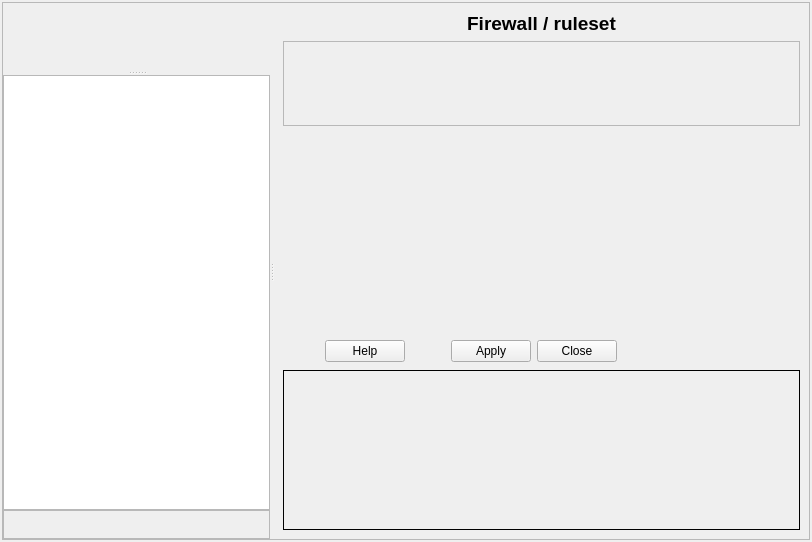
This is src/gui/projectpanel_q.ui in fwbuilder/fwbuilder as Qt 5 draws it before an edit. The edited form follows.
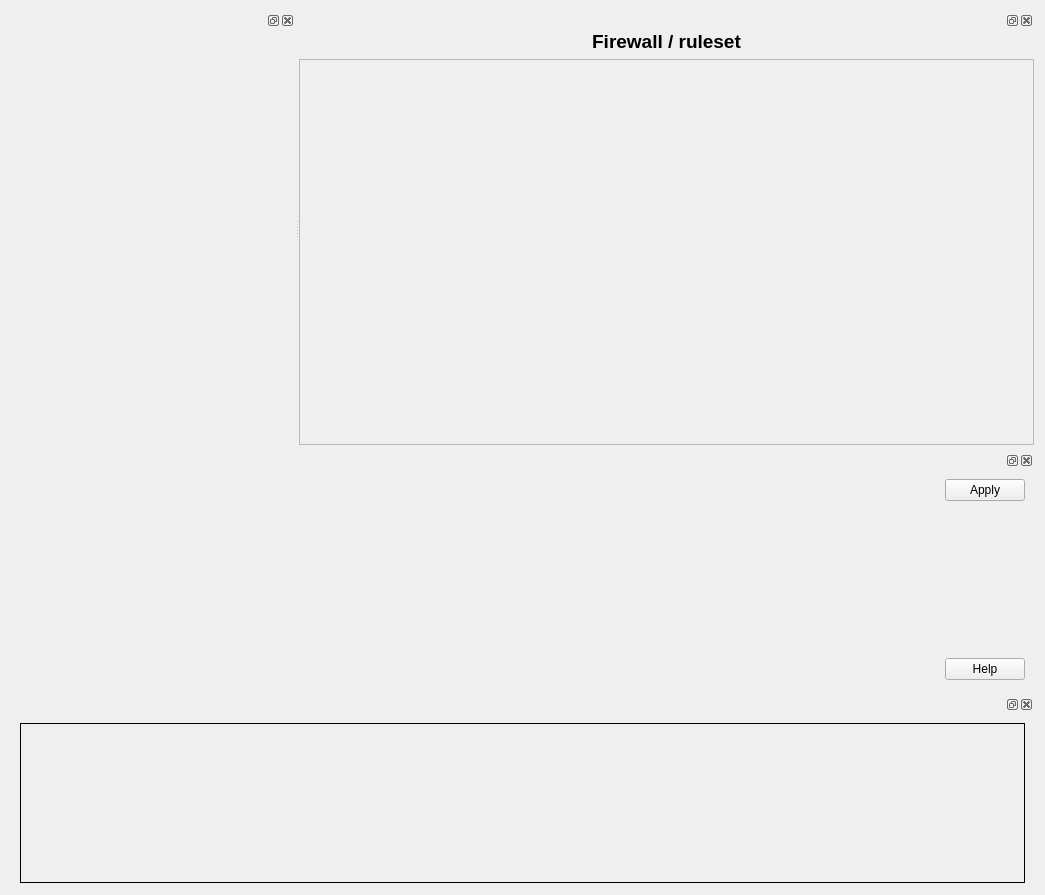
This is the edited form. The open tabs and pages were chosen to show the change. Icons and pictures are not drawn. Custom widgets are drawn as their Qt base class.

Commit message: refs #489  Main window layout redesign using docked widgets; Info panel has been deprecated by this change

Diff of the .ui file:
```diff
--- a/src/gui/projectpanel_q.ui
+++ b/src/gui/projectpanel_q.ui
@@ -1,12 +1,12 @@
 <ui version="4.0" >
  <class>ProjectPanel_q</class>
- <widget class="QWidget" name="ProjectPanel_q" >
-  <property name="geometry" >
+ <widget class="QWidget" name="ProjectPanel_q">
+  <property name="geometry">
    <rect>
     <x>0</x>
     <y>0</y>
-    <width>812</width>
-    <height>542</height>
+    <width>1045</width>
+    <height>895</height>
    </rect>
   </property>
   <property name="windowTitle" >
@@ -16,199 +16,54 @@
    <iconset resource="MainRes.qrc" >
     <normaloff>:/Images/fwbuilder3.png</normaloff>:/Images/fwbuilder3.png</iconset>
   </property>
-  <layout class="QGridLayout" >
-   <property name="margin" >
-    <number>2</number>
-   </property>
-   <property name="spacing" >
-    <number>2</number>
-   </property>
-   <item row="0" column="0" >
-    <widget class="QFrame" name="frame1" >
-     <property name="sizePolicy" >
-      <sizepolicy vsizetype="Preferred" hsizetype="Preferred" >
-       <horstretch>0</horstretch>
-       <verstretch>0</verstretch>
-      </sizepolicy>
-     </property>
-     <property name="frameShape" >
-      <enum>QFrame::StyledPanel</enum>
-     </property>
-     <property name="frameShadow" >
-      <enum>QFrame::Sunken</enum>
-     </property>
-     <layout class="QVBoxLayout" >
-      <property name="spacing" >
-       <number>0</number>
-      </property>
-      <property name="margin" >
-       <number>0</number>
-      </property>
-      <item>
-       <widget class="QSplitter" name="mainSplitter" >
-        <property name="sizePolicy" >
-         <sizepolicy vsizetype="Preferred" hsizetype="Preferred" >
-          <horstretch>0</horstretch>
-          <verstretch>0</verstretch>
-         </sizepolicy>
-        </property>
-        <property name="minimumSize" >
-         <size>
-          <width>100</width>
-          <height>16</height>
-         </size>
-        </property>
-        <property name="frameShadow" >
-         <enum>QFrame::Plain</enum>
-        </property>
-        <property name="lineWidth" >
-         <number>0</number>
-        </property>
-        <property name="orientation" >
+  <layout class="QGridLayout" name="gridLayout_7">
+   <item row="0" column="0">
+    <widget class="QSplitter" name="topSplitter">
+     <property name="orientation">
          <enum>Qt::Horizontal</enum>
         </property>
-        <property name="childrenCollapsible" >
-         <bool>true</bool>
-        </property>
-        <widget class="QFrame" name="frame16" >
-         <property name="sizePolicy" >
-          <sizepolicy vsizetype="Preferred" hsizetype="Fixed" >
-           <horstretch>0</horstretch>
-           <verstretch>0</verstretch>
-          </sizepolicy>
-         </property>
-         <property name="minimumSize" >
+     <widget class="QFrame" name="frame">
+      <property name="minimumSize">
           <size>
-           <width>0</width>
-           <height>50</height>
-          </size>
-         </property>
-         <property name="frameShape" >
+        <width>20</width>
+        <height>0</height>
+       </size>
+      </property>
+      <property name="frameShape">
           <enum>QFrame::NoFrame</enum>
          </property>
-         <property name="frameShadow" >
-          <enum>QFrame::Plain</enum>
-         </property>
-         <layout class="QGridLayout" >
-          <property name="margin" >
-           <number>0</number>
-          </property>
-          <property name="spacing" >
-           <number>0</number>
-          </property>
-          <item row="1" column="0" >
-           <widget class="QFrame" name="frame21" >
-            <property name="sizePolicy" >
-             <sizepolicy vsizetype="Preferred" hsizetype="Minimum" >
-              <horstretch>0</horstretch>
-              <verstretch>0</verstretch>
-             </sizepolicy>
-            </property>
-            <property name="frameShape" >
-             <enum>QFrame::StyledPanel</enum>
-            </property>
-            <property name="frameShadow" >
+      <property name="frameShadow">
              <enum>QFrame::Raised</enum>
             </property>
-            <layout class="QGridLayout" >
-             <property name="margin" >
-              <number>2</number>
-             </property>
-             <property name="spacing" >
+      <layout class="QGridLayout" name="gridLayout_5">
+       <property name="margin">
               <number>0</number>
              </property>
-             <item row="0" column="1" >
-              <widget class="QToolButton" name="infoStyleButton" >
-               <property name="sizePolicy" >
-                <sizepolicy vsizetype="Fixed" hsizetype="Fixed" >
-                 <horstretch>0</horstretch>
-                 <verstretch>0</verstretch>
-                </sizepolicy>
-               </property>
-               <property name="toolTip" >
-                <string>Click here to change amount of information shown about object selected in the tree</string>
-               </property>
-               <property name="text" >
-                <string/>
-               </property>
-               <property name="icon" >
-                <iconset resource="MainRes.qrc" >
-                 <normaloff>:/Icons/info_25.png</normaloff>:/Icons/info_25.png</iconset>
-               </property>
-               <property name="autoRaise" >
-                <bool>true</bool>
-               </property>
-              </widget>
-             </item>
-             <item row="0" column="0" >
-              <spacer>
-               <property name="orientation" >
-                <enum>Qt::Horizontal</enum>
-               </property>
-               <property name="sizeType" >
-                <enum>QSizePolicy::Fixed</enum>
-               </property>
-               <property name="sizeHint" stdset="0" >
-                <size>
-                 <width>8</width>
-                 <height>20</height>
-                </size>
-               </property>
-              </spacer>
-             </item>
-             <item row="0" column="2" >
-              <spacer>
-               <property name="orientation" >
-                <enum>Qt::Horizontal</enum>
-               </property>
-               <property name="sizeType" >
-                <enum>QSizePolicy::Expanding</enum>
-               </property>
-               <property name="sizeHint" stdset="0" >
-                <size>
-                 <width>40</width>
-                 <height>20</height>
-                </size>
-               </property>
-              </spacer>
-             </item>
-            </layout>
-           </widget>
-          </item>
-          <item row="0" column="0" >
-           <widget class="QSplitter" name="objInfoSplitter" >
-            <property name="sizePolicy" >
-             <sizepolicy vsizetype="Expanding" hsizetype="Minimum" >
+       <item row="0" column="0">
+        <widget class="QDockWidget" name="treeDockWidget">
+         <property name="floating">
+          <bool>false</bool>
+         </property>
+         <property name="features">
+          <set>QDockWidget::AllDockWidgetFeatures</set>
+         </property>
+         <property name="allowedAreas">
+          <set>Qt::AllDockWidgetAreas</set>
+         </property>
+         <widget class="QWidget" name="dockWidgetContents">
+          <layout class="QGridLayout" name="gridLayout_4">
+           <property name="margin">
+            <number>0</number>
+           </property>
+           <item row="0" column="0">
+            <widget class="ObjectManipulator" name="om" native="true">
+             <property name="sizePolicy">
+              <sizepolicy hsizetype="Expanding" vsizetype="Expanding">
               <horstretch>0</horstretch>
               <verstretch>0</verstretch>
              </sizepolicy>
             </property>
-            <property name="minimumSize" >
-             <size>
-              <width>1</width>
-              <height>10</height>
-             </size>
-            </property>
-            <property name="maximumSize" >
-             <size>
-              <width>16777215</width>
-              <height>16777215</height>
-             </size>
-            </property>
-            <property name="orientation" >
-             <enum>Qt::Vertical</enum>
-            </property>
-            <property name="childrenCollapsible" >
-             <bool>true</bool>
-            </property>
-            <widget class="ObjectManipulator" native="1" name="om" >
-             <property name="sizePolicy" >
-              <sizepolicy vsizetype="Expanding" hsizetype="Expanding" >
-               <horstretch>0</horstretch>
-               <verstretch>0</verstretch>
-              </sizepolicy>
-             </property>
-             <property name="minimumSize" >
+             <property name="minimumSize">
               <size>
                <width>10</width>
                <height>20</height>
@@ -221,44 +76,55 @@
               </size>
              </property>
             </widget>
-            <widget class="QTextEdit" name="oi" >
-             <property name="minimumSize" >
+           </item>
+          </layout>
+         </widget>
+        </widget>
+       </item>
+      </layout>
+     </widget>
+     <widget class="QFrame" name="frame_2">
+      <property name="minimumSize">
               <size>
-               <width>0</width>
+        <width>20</width>
                <height>0</height>
               </size>
              </property>
-             <property name="readOnly" >
-              <bool>true</bool>
-             </property>
-            </widget>
-           </widget>
-          </item>
-         </layout>
-        </widget>
-        <widget class="QFrame" name="rightFrame" >
-         <property name="sizePolicy" >
-          <sizepolicy vsizetype="Preferred" hsizetype="Expanding" >
+      <property name="frameShape">
+       <enum>QFrame::NoFrame</enum>
+      </property>
+      <property name="frameShadow">
+       <enum>QFrame::Raised</enum>
+      </property>
+      <layout class="QGridLayout" name="gridLayout_6">
+       <property name="margin">
+        <number>0</number>
+       </property>
+       <item row="0" column="0">
+        <widget class="QDockWidget" name="rulesDockWidget">
+         <property name="sizePolicy">
+          <sizepolicy hsizetype="Expanding" vsizetype="Preferred">
            <horstretch>0</horstretch>
            <verstretch>0</verstretch>
           </sizepolicy>
          </property>
-         <property name="minimumSize" >
-          <size>
-           <width>16</width>
-           <height>16</height>
-          </size>
+         <property name="floating">
+          <bool>false</bool>
          </property>
-         <property name="frameShape" >
-          <enum>QFrame::NoFrame</enum>
+         <property name="features">
+          <set>QDockWidget::AllDockWidgetFeatures</set>
          </property>
-         <property name="frameShadow" >
-          <enum>QFrame::Plain</enum>
+         <property name="allowedAreas">
+          <set>Qt::AllDockWidgetAreas</set>
          </property>
-         <layout class="QGridLayout" name="gridLayout_2" >
-          <item row="0" column="0" >
-           <widget class="QLabel" name="rulesetname" >
-            <property name="font" >
+         <widget class="QWidget" name="dockWidgetContents_2">
+          <layout class="QGridLayout" name="gridLayout_3">
+           <property name="margin">
+            <number>0</number>
+           </property>
+           <item row="0" column="0">
+            <widget class="QLabel" name="rulesetname">
+             <property name="font">
              <font>
               <pointsize>14</pointsize>
               <weight>75</weight>
@@ -273,10 +139,10 @@
             </property>
            </widget>
           </item>
-          <item row="1" column="0" >
-           <widget class="QFrame" name="ruleSets2" >
-            <property name="sizePolicy" >
-             <sizepolicy vsizetype="Expanding" hsizetype="Preferred" >
+           <item row="1" column="0">
+            <widget class="QFrame" name="ruleSets2">
+             <property name="sizePolicy">
+              <sizepolicy hsizetype="Preferred" vsizetype="Expanding">
               <horstretch>0</horstretch>
               <verstretch>144</verstretch>
              </sizepolicy>
@@ -287,50 +153,68 @@
             <property name="frameShadow" >
              <enum>QFrame::Raised</enum>
             </property>
-            <layout class="QGridLayout" >
-             <property name="margin" >
+             <layout class="QGridLayout" name="_2">
+              <property name="margin">
               <number>0</number>
              </property>
-             <property name="spacing" >
+              <property name="spacing">
               <number>0</number>
              </property>
-             <item row="0" column="0" >
-              <widget class="QStackedWidget" name="ruleSets" >
-               <widget class="QWidget" name="page" />
-               <widget class="QWidget" name="page_2" />
+              <item row="0" column="0">
+               <widget class="QStackedWidget" name="ruleSets">
+                <property name="currentIndex">
+                 <number>1</number>
+                </property>
+                <widget class="QWidget" name="page"/>
+                <widget class="QWidget" name="page_2"/>
               </widget>
              </item>
             </layout>
            </widget>
           </item>
-          <item row="2" column="0" >
-           <widget class="QFrame" name="objectEditorFrame" >
-            <property name="sizePolicy" >
-             <sizepolicy vsizetype="Preferred" hsizetype="Preferred" >
+          </layout>
+         </widget>
+        </widget>
+       </item>
+      </layout>
+     </widget>
+    </widget>
+   </item>
+   <item row="1" column="0">
+    <widget class="ObjectEditorDockWidget" name="editorDockWidget">
+     <property name="sizePolicy">
+      <sizepolicy hsizetype="Expanding" vsizetype="Fixed">
               <horstretch>0</horstretch>
               <verstretch>0</verstretch>
              </sizepolicy>
             </property>
-            <property name="maximumSize" >
+     <property name="minimumSize">
              <size>
-              <width>16777215</width>
-              <height>250</height>
-             </size>
-            </property>
-            <property name="frameShape" >
-             <enum>QFrame::NoFrame</enum>
-            </property>
-            <property name="frameShadow" >
-             <enum>QFrame::Plain</enum>
-            </property>
-            <layout class="QGridLayout" name="gridLayout" >
-             <property name="margin" >
-              <number>2</number>
-             </property>
-             <item row="0" column="0" >
-              <widget class="QStackedWidget" name="objectEditorStack" >
-               <property name="sizePolicy" >
-                <sizepolicy vsizetype="Preferred" hsizetype="Preferred" >
+       <width>301</width>
+       <height>238</height>
+      </size>
+     </property>
+     <property name="maximumSize">
+      <size>
+       <width>524287</width>
+       <height>238</height>
+      </size>
+     </property>
+     <property name="floating">
+      <bool>false</bool>
+     </property>
+     <property name="features">
+      <set>QDockWidget::AllDockWidgetFeatures</set>
+     </property>
+     <property name="allowedAreas">
+      <set>Qt::BottomDockWidgetArea</set>
+     </property>
+     <widget class="QWidget" name="dockWidgetContents_3">
+      <layout class="QGridLayout" name="gridLayout">
+       <item row="0" column="0">
+        <widget class="QStackedWidget" name="objectEditorStack">
+         <property name="sizePolicy">
+          <sizepolicy hsizetype="Preferred" vsizetype="Preferred">
                  <horstretch>0</horstretch>
                  <verstretch>0</verstretch>
                 </sizepolicy>
@@ -341,7 +225,13 @@
                  <height>200</height>
                 </size>
                </property>
-               <property name="focusPolicy" >
+         <property name="maximumSize">
+          <size>
+           <width>16777215</width>
+           <height>1677215</height>
+          </size>
+         </property>
+         <property name="focusPolicy">
                 <enum>Qt::StrongFocus</enum>
                </property>
                <property name="frameShape" >
@@ -357,51 +247,12 @@
                </widget>
               </widget>
              </item>
-             <item row="1" column="0" >
-              <layout class="QHBoxLayout" name="horizontalLayout" >
+       <item row="0" column="1">
+        <layout class="QVBoxLayout" name="verticalLayout">
                <item>
-                <spacer>
-                 <property name="orientation" >
-                  <enum>Qt::Horizontal</enum>
-                 </property>
-                 <property name="sizeType" >
-                  <enum>QSizePolicy::Fixed</enum>
-                 </property>
-                 <property name="sizeHint" stdset="0" >
-                  <size>
-                   <width>40</width>
-                   <height>20</height>
-                  </size>
-                 </property>
-                </spacer>
-               </item>
-               <item>
-                <widget class="QPushButton" name="helpObjectEditorButton" >
-                 <property name="text" >
-                  <string>Help</string>
-                 </property>
-                </widget>
-               </item>
-               <item>
-                <spacer name="horizontalSpacer" >
-                 <property name="orientation" >
-                  <enum>Qt::Horizontal</enum>
-                 </property>
-                 <property name="sizeType" >
-                  <enum>QSizePolicy::Fixed</enum>
-                 </property>
-                 <property name="sizeHint" stdset="0" >
-                  <size>
-                   <width>40</width>
-                   <height>20</height>
-                  </size>
-                 </property>
-                </spacer>
-               </item>
-               <item>
-                <widget class="QPushButton" name="applyObjectEditorButton" >
-                 <property name="sizePolicy" >
-                  <sizepolicy vsizetype="Fixed" hsizetype="Fixed" >
+          <widget class="QPushButton" name="applyObjectEditorButton">
+           <property name="sizePolicy">
+            <sizepolicy hsizetype="Fixed" vsizetype="Fixed">
                    <horstretch>0</horstretch>
                    <verstretch>0</verstretch>
                   </sizepolicy>
@@ -418,48 +269,74 @@
                 </widget>
                </item>
                <item>
-                <widget class="QPushButton" name="closeObjectEditorButton" >
-                 <property name="sizePolicy" >
-                  <sizepolicy vsizetype="Fixed" hsizetype="Fixed" >
-                   <horstretch>0</horstretch>
-                   <verstretch>0</verstretch>
-                  </sizepolicy>
-                 </property>
-                 <property name="text" >
-                  <string>Close</string>
-                 </property>
-                </widget>
-               </item>
-               <item>
-                <spacer>
-                 <property name="orientation" >
-                  <enum>Qt::Horizontal</enum>
-                 </property>
-                 <property name="sizeType" >
-                  <enum>QSizePolicy::MinimumExpanding</enum>
-                 </property>
-                 <property name="sizeHint" stdset="0" >
+          <spacer name="verticalSpacer">
+           <property name="orientation">
+            <enum>Qt::Vertical</enum>
+           </property>
+           <property name="sizeHint" stdset="0">
                   <size>
-                   <width>158</width>
-                   <height>17</height>
+             <width>20</width>
+             <height>40</height>
                   </size>
                  </property>
                 </spacer>
                </item>
+         <item>
+          <widget class="QPushButton" name="helpObjectEditorButton">
+           <property name="text">
+            <string>Help</string>
+           </property>
+          </widget>
+         </item>
               </layout>
              </item>
             </layout>
            </widget>
-          </item>
-          <item row="3" column="0" >
-           <widget class="QFrame" name="auxiliaryPanel" >
-            <property name="sizePolicy" >
-             <sizepolicy vsizetype="Minimum" hsizetype="Minimum" >
+    </widget>
+   </item>
+   <item row="2" column="0">
+    <widget class="QDockWidget" name="auxDockWidget">
+     <property name="sizePolicy">
+      <sizepolicy hsizetype="Expanding" vsizetype="Fixed">
               <horstretch>0</horstretch>
               <verstretch>0</verstretch>
              </sizepolicy>
             </property>
-            <property name="minimumSize" >
+     <property name="floating">
+      <bool>false</bool>
+     </property>
+     <property name="features">
+      <set>QDockWidget::AllDockWidgetFeatures</set>
+     </property>
+     <property name="allowedAreas">
+      <set>Qt::BottomDockWidgetArea</set>
+     </property>
+     <widget class="QWidget" name="dockWidgetContents_4">
+      <property name="sizePolicy">
+       <sizepolicy hsizetype="Preferred" vsizetype="Minimum">
+        <horstretch>0</horstretch>
+        <verstretch>0</verstretch>
+       </sizepolicy>
+      </property>
+      <property name="maximumSize">
+       <size>
+        <width>16777215</width>
+        <height>170</height>
+       </size>
+      </property>
+      <layout class="QGridLayout" name="gridLayout_2">
+       <property name="sizeConstraint">
+        <enum>QLayout::SetDefaultConstraint</enum>
+       </property>
+       <item row="0" column="0">
+        <widget class="QFrame" name="auxiliaryPanel">
+         <property name="sizePolicy">
+          <sizepolicy hsizetype="Minimum" vsizetype="Minimum">
+           <horstretch>0</horstretch>
+           <verstretch>0</verstretch>
+          </sizepolicy>
+         </property>
+         <property name="minimumSize">
              <size>
               <width>0</width>
               <height>160</height>
@@ -477,11 +354,11 @@
             <property name="frameShadow" >
              <enum>QFrame::Plain</enum>
             </property>
-            <layout class="QHBoxLayout" >
-             <property name="spacing" >
+         <layout class="QHBoxLayout" name="_3">
+          <property name="spacing">
               <number>0</number>
              </property>
-             <property name="margin" >
+          <property name="margin">
               <number>11</number>
              </property>
             </layout>
@@ -493,9 +370,6 @@
       </item>
      </layout>
     </widget>
-   </item>
-  </layout>
- </widget>
  <customwidgets>
   <customwidget>
    <class>ObjectManipulator</class>
@@ -503,6 +377,12 @@
    <header>ObjectManipulator.h</header>
    <container>1</container>
   </customwidget>
+  <customwidget>
+   <class>ObjectEditorDockWidget</class>
+   <extends>QDockWidget</extends>
+   <header location="global">ObjectEditorDockWidget.h</header>
+   <container>1</container>
+  </customwidget>
  </customwidgets>
  <resources>
   <include location="MainRes.qrc" />
```
Left out of the diff: 41 changed lines with no effect on the pictures. Lines whose indentation alone changed are shown as unchanged. The commit also changes 17 other files.
